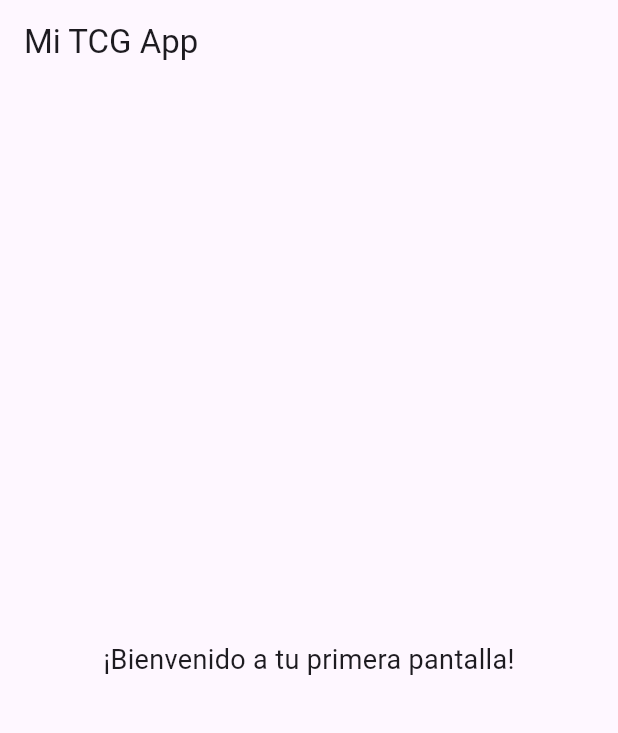
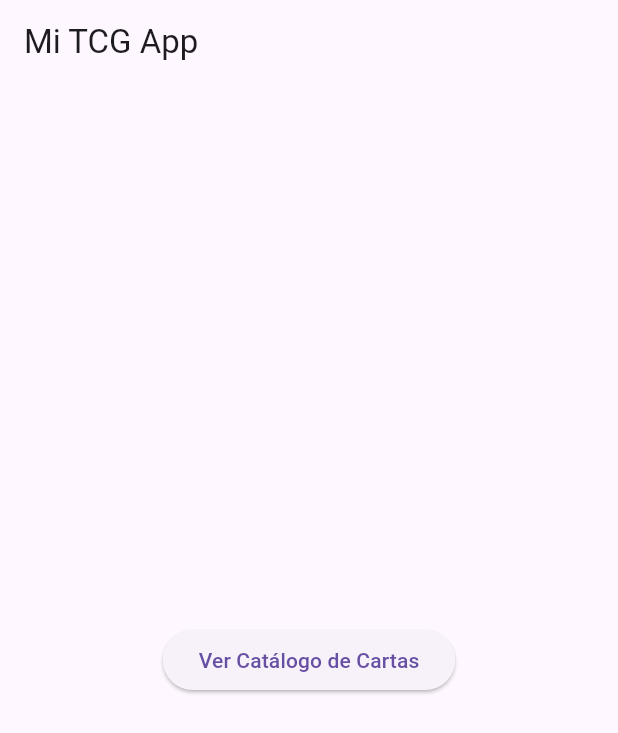
Before and after one commit to bherrerasantib/tcg_app, a Flutter app: the screen it shows after launch, on a phone screen of 412 x 824 dp. Shown: the top 733 px of the screen. Run offline on Flutter 3.47's test engine with Material 3 defaults, Android fonts, the phone set to English and light mode, and no system bars; our stand-ins replace flutter_riverpod.

Commit message:
Mis primeras cartas

```diff
--- a/lib/main.dart
+++ b/lib/main.dart
@@ -1,6 +1,9 @@
 import 'package:flutter/material.dart';
 import 'package:flutter_riverpod/flutter_riverpod.dart';
+
+// Asegúrate de importar también tu pantalla de lista de cartas
 import 'package:tcg_app/screens/home_screen.dart';
+import 'package:tcg_app/screens/card_list_screen.dart';
 
 void main() {
   runApp(const ProviderScope(child: MyApp()));
@@ -14,7 +17,15 @@ class MyApp extends StatelessWidget {
     return MaterialApp(
       title: 'TCG App',
       theme: ThemeData(primarySwatch: Colors.blue),
-      home: const HomeScreen(),
+
+      initialRoute: '/',
+      routes: {
+        '/': (context) => const HomeScreen(),
+        '/cards': (context) => const CardListScreen(),
+      },
+
+      // Si prefieres podrías quitar `initialRoute` y usar `home:` en lugar de la ruta "/"
+      // home: const HomeScreen(),
     );
   }
 }
--- a/lib/screens/home_screen.dart
+++ b/lib/screens/home_screen.dart
@@ -10,10 +10,10 @@ class HomeScreen extends StatelessWidget {
       appBar: AppBar(
         title: const Text('Mi TCG App'),
       ),
-      body: const Center(
-        child: Text(
-          '¡Bienvenido a tu primera pantalla!',
-          style: TextStyle(fontSize: 18),
+      body: Center(
+        child: ElevatedButton(
+          onPressed: () => Navigator.pushNamed(context, '/cards'),
+          child: const Text('Ver Catálogo de Cartas'),
         ),
       ),
     );
--- a/pubspec.yaml
+++ b/pubspec.yaml
@@ -33,6 +33,7 @@ dependencies:
   flutter_riverpod: ^2.4.0
 
 
+
   # The following adds the Cupertino Icons font to your application.
   # Use with the CupertinoIcons class for iOS style icons.
   cupertino_icons: ^1.0.8
@@ -60,6 +61,10 @@ flutter:
   uses-material-design: true
 
   # To add assets to your application, add an assets section, like this:
+  assets:
+    - assets/cards.json
+    - assets/images/
+
   # assets:
   #   - images/a_dot_burr.jpeg
   #   - images/a_dot_ham.jpeg
```
